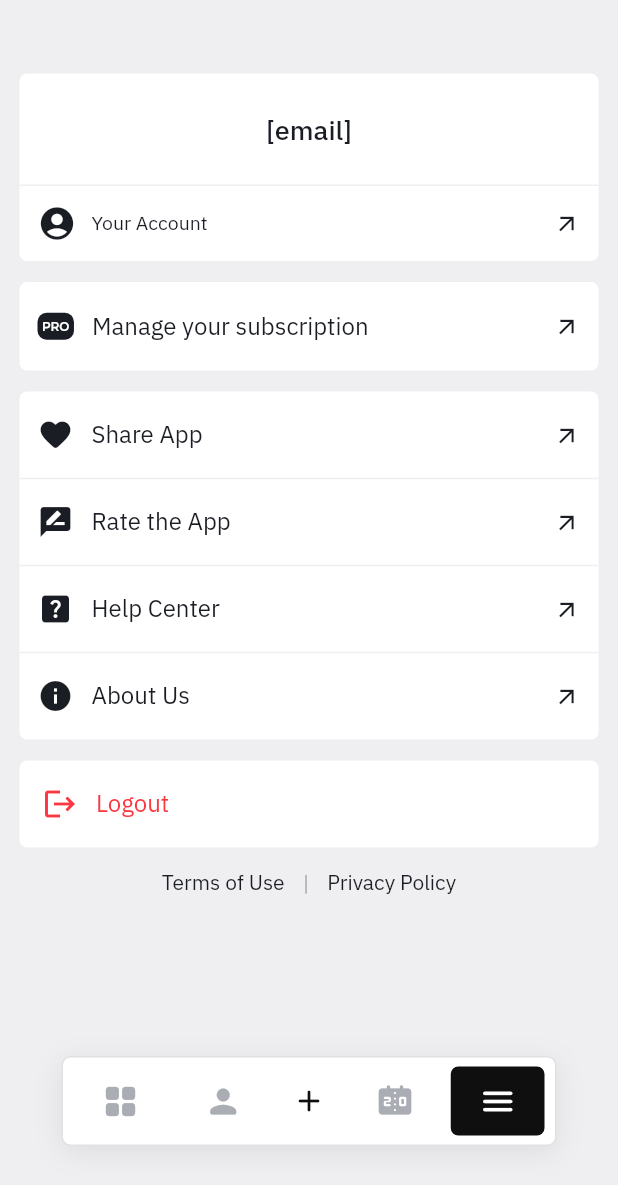
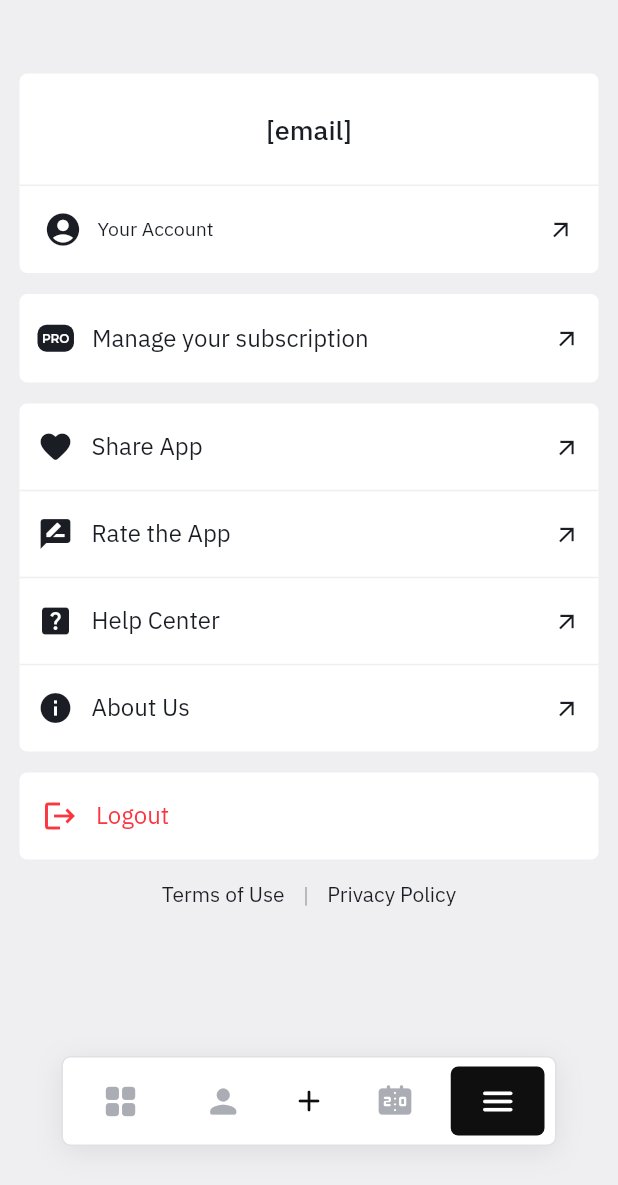
Before and after one commit to quinrobinson/courtside-iq, a Flutter app: the MenuWidget screen opened by its route, on a phone screen of 412 x 824 dp. Shown: the top 1185 px of the screen. Run offline on Flutter 3.47's test engine with Material 3 defaults, Android fonts, the phone set to English and light mode, and no system bars; our stand-ins replace auto_size_text, csv, easy_debounce, equatable, expandable, file_picker and 24 more; missing offline and left inert: json_path, mime_type, purchases_flutter; accounts and stored records are empty.

Commit message:
spacing: inner card padding 12px → 16px across all pages
- Hero gradient cards (Players List, All Games, Home, Menu): all(12) → all(16)
- Home white player/game cards: all(12) → all(16)
- Players List white card content: fromSTEB(12,0,12,24) → fromSTEB(16,0,16,24)
- Game Stats asymmetric 15px left padding → 12px (3 locations)

Co-Authored-By: Claude Sonnet 4.6 <noreply@anthropic.com>

```diff
--- a/lib/pages/games/all_games/all_games_widget.dart
+++ b/lib/pages/games/all_games/all_games_widget.dart
@@ -376,7 +376,7 @@ class _AllGamesWidgetState extends State<AllGamesWidget>
                                 borderRadius: BorderRadius.circular(6.0),
                               ),
                               child: Padding(
-                                padding: EdgeInsets.all(12.0),
+                                padding: EdgeInsets.all(16.0),
                                 child: Column(
                                   mainAxisSize: MainAxisSize.max,
                                   crossAxisAlignment: CrossAxisAlignment.start,
--- a/lib/pages/games/game_stats/game_stats_widget.dart
+++ b/lib/pages/games/game_stats/game_stats_widget.dart
@@ -749,7 +749,7 @@ class _GameStatsWidgetState extends State<GameStatsWidget> {
                                                                             ),
                                                                             child:
                                                                                 Padding(
-                                                                              padding: EdgeInsetsDirectional.fromSTEB(15.0, 12.0, 12.0, 12.0),
+                                                                              padding: EdgeInsetsDirectional.fromSTEB(12.0, 12.0, 12.0, 12.0),
                                                                               child: Row(
                                                                                 mainAxisSize: MainAxisSize.max,
                                                                                 crossAxisAlignment: CrossAxisAlignment.end,
@@ -928,7 +928,7 @@ class _GameStatsWidgetState extends State<GameStatsWidget> {
                                                                             ),
                                                                             child:
                                                                                 Padding(
-                                                                              padding: EdgeInsetsDirectional.fromSTEB(15.0, 12.0, 12.0, 12.0),
+                                                                              padding: EdgeInsetsDirectional.fromSTEB(12.0, 12.0, 12.0, 12.0),
                                                                               child: Row(
                                                                                 mainAxisSize: MainAxisSize.max,
                                                                                 crossAxisAlignment: CrossAxisAlignment.end,
@@ -1142,7 +1142,7 @@ class _GameStatsWidgetState extends State<GameStatsWidget> {
                                                                                   ),
                                                                                 ),
                                                                                 child: Padding(
-                                                                                  padding: EdgeInsetsDirectional.fromSTEB(15.0, 12.0, 12.0, 12.0),
+                                                                                  padding: EdgeInsetsDirectional.fromSTEB(12.0, 12.0, 12.0, 12.0),
                                                                                   child: Row(
                                                                                     mainAxisSize: MainAxisSize.max,
                                                                                     crossAxisAlignment: CrossAxisAlignment.end,
--- a/lib/pages/home/home/home_widget.dart
+++ b/lib/pages/home/home/home_widget.dart
@@ -232,7 +232,7 @@ class _HomeWidgetState extends State<HomeWidget> {
                                     borderRadius: BorderRadius.circular(6.0),
                                   ),
                                   child: Padding(
-                                    padding: EdgeInsets.all(12.0),
+                                    padding: EdgeInsets.all(16.0),
                                     child: Column(
                                       mainAxisSize: MainAxisSize.min,
                                       crossAxisAlignment:
@@ -419,7 +419,7 @@ class _HomeWidgetState extends State<HomeWidget> {
                                         ),
                                       ),
                                       child: Padding(
-                                        padding: EdgeInsets.all(12.0),
+                                        padding: EdgeInsets.all(16.0),
                                         child: Column(
                                           mainAxisSize: MainAxisSize.max,
                                           children: [
@@ -767,7 +767,7 @@ class _HomeWidgetState extends State<HomeWidget> {
                                           ),
                                         ),
                                         child: Padding(
-                                          padding: EdgeInsets.all(12.0),
+                                          padding: EdgeInsets.all(16.0),
                                           child: Column(
                                             mainAxisSize: MainAxisSize.max,
                                             children: [
--- a/lib/pages/menu/menu/menu_widget.dart
+++ b/lib/pages/menu/menu/menu_widget.dart
@@ -209,7 +209,7 @@ class _MenuWidgetState extends State<MenuWidget> {
                                               BorderRadius.circular(6.0),
                                         ),
                                         child: Padding(
-                                          padding: EdgeInsets.all(12.0),
+                                          padding: EdgeInsets.all(16.0),
                                           child: Column(
                                             mainAxisSize: MainAxisSize.max,
                                             crossAxisAlignment:
@@ -509,7 +509,7 @@ class _MenuWidgetState extends State<MenuWidget> {
                                                   ),
                                                 ),
                                                 Padding(
-                                                  padding: EdgeInsets.all(12.0),
+                                                  padding: EdgeInsets.all(16.0),
                                                   child: Row(
                                                     mainAxisSize:
                                                         MainAxisSize.max,
--- a/lib/pages/players/players_list/players_list_widget.dart
+++ b/lib/pages/players/players_list/players_list_widget.dart
@@ -361,7 +361,7 @@ class _PlayersListWidgetState extends State<PlayersListWidget> {
                                 borderRadius: BorderRadius.circular(6.0),
                               ),
                               child: Padding(
-                                padding: EdgeInsets.all(12.0),
+                                padding: EdgeInsets.all(16.0),
                                 child: Column(
                                   mainAxisSize: MainAxisSize.max,
                                   crossAxisAlignment: CrossAxisAlignment.start,
@@ -694,9 +694,9 @@ class _PlayersListWidgetState extends State<PlayersListWidget> {
                                                               child: Padding(
                                                                 padding: EdgeInsetsDirectional
                                                                     .fromSTEB(
-                                                                        12.0,
+                                                                        16.0,
                                                                         0.0,
-                                                                        12.0,
+                                                                        16.0,
                                                                         24.0),
                                                                 child: Column(
                                                                   mainAxisSize:
```
